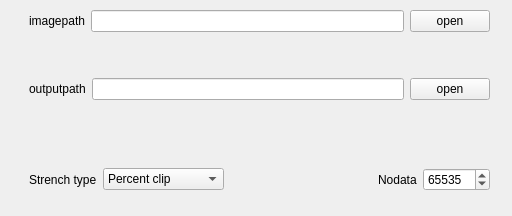
Old version of the form ui/preProcess/convert_8bit.ui in the repository scrssys/SCRS_RS_AI.
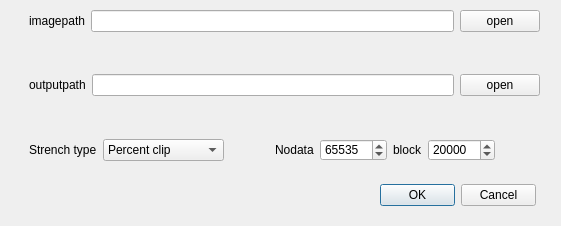
New version of the form.

Diff of the .ui file:
```diff
--- a/ui/preProcess/convert_8bit.ui
+++ b/ui/preProcess/convert_8bit.ui
@@ -6,8 +6,8 @@
    <rect>
     <x>0</x>
     <y>0</y>
-    <width>512</width>
-    <height>216</height>
+    <width>561</width>
+    <height>226</height>
    </rect>
   </property>
   <property name="windowTitle">
@@ -16,10 +16,10 @@
   <widget class="QDialogButtonBox" name="buttonBox">
    <property name="geometry">
     <rect>
-     <x>300</x>
-     <y>230</y>
+     <x>380</x>
+     <y>180</y>
      <width>156</width>
-     <height>23</height>
+     <height>31</height>
     </rect>
    </property>
    <property name="orientation">
@@ -34,8 +34,8 @@
     <rect>
      <x>29</x>
      <y>10</y>
-     <width>461</width>
-     <height>181</height>
+     <width>511</width>
+     <height>151</height>
     </rect>
    </property>
    <layout class="QVBoxLayout" name="verticalLayout_2">
@@ -158,7 +158,7 @@
        </layout>
       </item>
       <item>
-       <spacer name="horizontalSpacer">
+       <spacer name="horizontalSpacer_2">
         <property name="orientation">
          <enum>Qt::Horizontal</enum>
         </property>
@@ -170,8 +170,6 @@
         </property>
        </spacer>
       </item>
-      <item>
-       <layout class="QHBoxLayout" name="horizontalLayout_4">
         <item>
          <widget class="QLabel" name="label_4">
           <property name="text">
@@ -195,7 +193,50 @@
           </property>
          </widget>
         </item>
-       </layout>
+      <item>
+       <widget class="QLabel" name="label_5">
+        <property name="text">
+         <string>block</string>
+        </property>
+       </widget>
+      </item>
+      <item>
+       <widget class="QSpinBox" name="spinBox_2">
+        <property name="minimumSize">
+         <size>
+          <width>0</width>
+          <height>22</height>
+         </size>
+        </property>
+        <property name="minimum">
+         <number>1000</number>
+        </property>
+        <property name="maximum">
+         <number>1000000</number>
+        </property>
+        <property name="singleStep">
+         <number>100</number>
+        </property>
+        <property name="value">
+         <number>20000</number>
+        </property>
+       </widget>
+      </item>
+      <item>
+       <spacer name="horizontalSpacer">
+        <property name="orientation">
+         <enum>Qt::Horizontal</enum>
+        </property>
+        <property name="sizeHint" stdset="0">
+         <size>
+          <width>40</width>
+          <height>20</height>
+         </size>
+        </property>
+       </spacer>
+      </item>
+      <item>
+       <layout class="QHBoxLayout" name="horizontalLayout_4"/>
       </item>
      </layout>
     </item>
```
Lines whose indentation alone changed are shown as unchanged.
